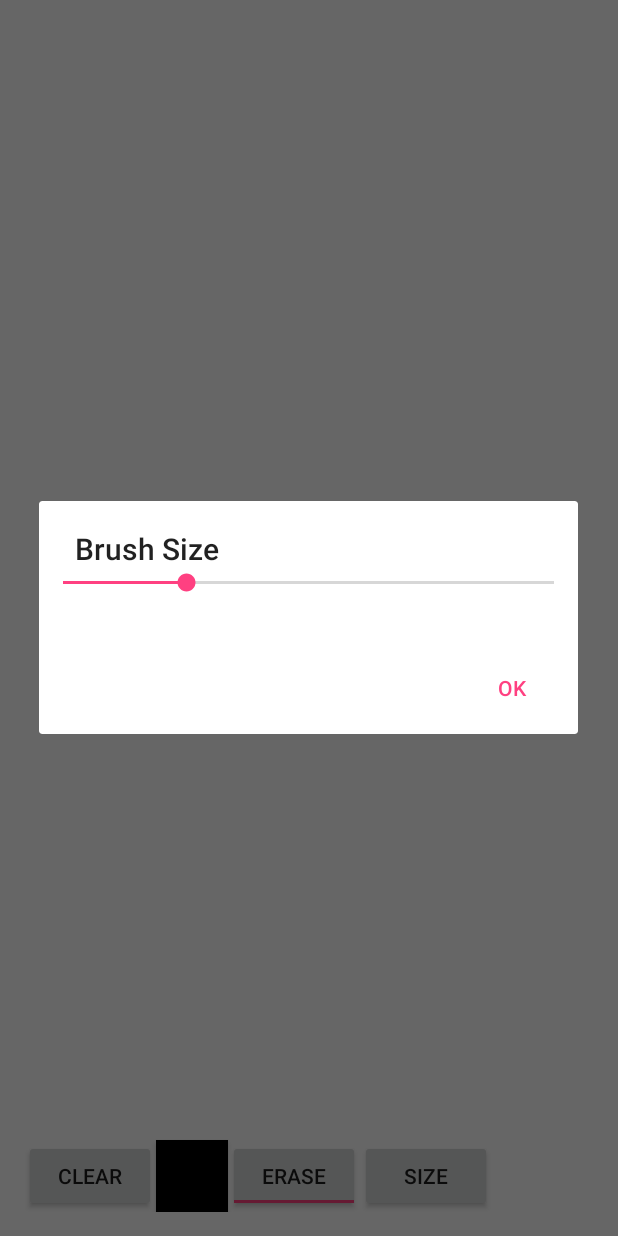
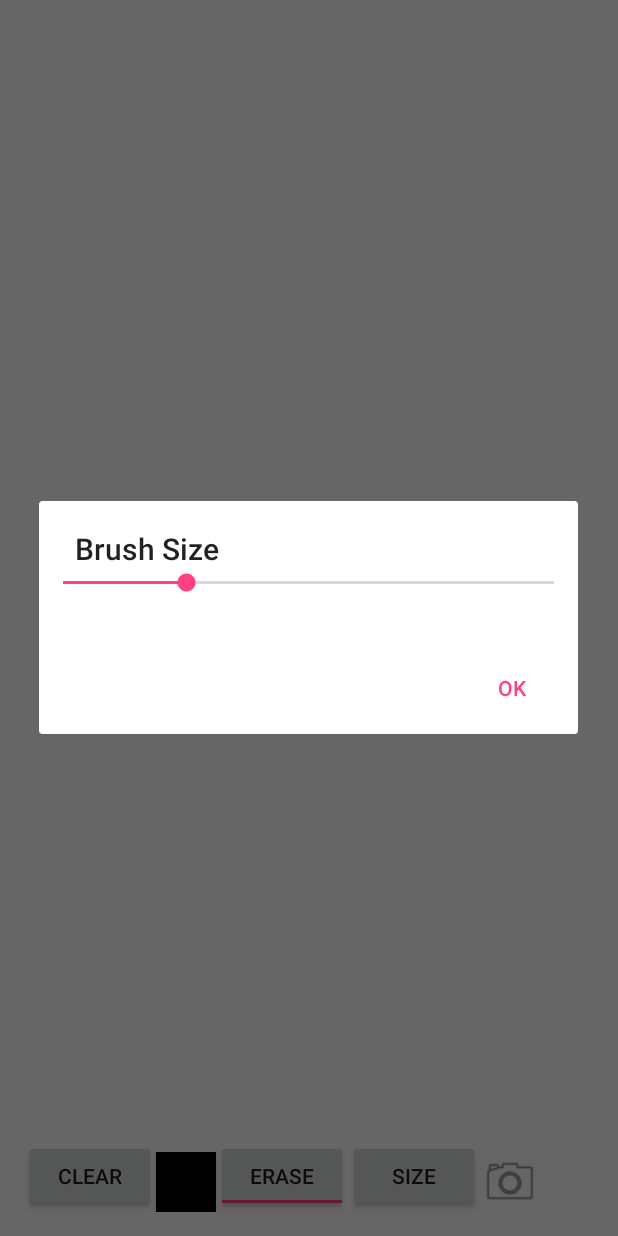
Before and after one commit to jlhuang1224/Sketchpad, an Android app: the screen it shows after launch (MainActivity), after a tap on "SIZE", on a phone screen of 412 x 824 dp. Run offline under Robolectric (Android 15) with nearby library versions, the phone set to English and light mode, and no system bars; libraries missing offline, so code that uses them is left out: com.pes.androidmaterialcolorpickerdialog; 1 statement that could not run was skipped; 2 other taps on this screen came first.

Commit message:
Added camera button to UI Camera button now opens the built in Camera for taking a photo Photos are not saved yet

```diff
--- a/app/src/main/AndroidManifest.xml
+++ b/app/src/main/AndroidManifest.xml
@@ -17,4 +17,7 @@
         </activity>
     </application>
 
+    <uses-feature android:name="android.hardware.camera"
+        android:required="true" />
+
 </manifest>
--- a/app/src/main/java/homework/cisc/mlgdev/com/sketchpad/MainActivity.java
+++ b/app/src/main/java/homework/cisc/mlgdev/com/sketchpad/MainActivity.java
@@ -1,13 +1,14 @@
 package homework.cisc.mlgdev.com.sketchpad;
 
 import android.content.DialogInterface;
+import android.content.Intent;
 import android.graphics.Color;
+import android.provider.MediaStore;
 import android.support.v7.app.AlertDialog;
 import android.support.v7.app.AppCompatActivity;
 import android.os.Bundle;
 import android.util.Log;
 import android.view.View;
-import android.view.Window;
 import android.widget.Button;
 import android.widget.SeekBar;
 import android.widget.ToggleButton;
@@ -16,9 +17,11 @@ import com.pes.androidmaterialcolorpickerdialog.ColorPicker;
 
 public class MainActivity extends AppCompatActivity implements View.OnClickListener {
 
+    static final int REQUEST_IMAGE_CAPTURE = 1;
+
     DrawingView drawingView;
 
-    Button buttonClear, buttonColor, buttonBrushSize;
+    Button buttonClear, buttonColor, buttonBrushSize, buttonCamera;
 
     ToggleButton toggleErase;
 
@@ -47,6 +50,9 @@ public class MainActivity extends AppCompatActivity implements View.OnClickListe
 
         buttonBrushSize = (Button) findViewById(R.id.buttonBrushSize);
         buttonBrushSize.setOnClickListener(this);
+
+        buttonCamera = (Button) findViewById(R.id.buttonCamera);
+        buttonCamera.setOnClickListener(this);
 
         toggleErase = (ToggleButton) findViewById(R.id.toggleErase);
         toggleErase.setOnClickListener(this);
@@ -95,6 +101,17 @@ public class MainActivity extends AppCompatActivity implements View.OnClickListe
                 break;
             case R.id.buttonBrushSize:
                 ShowSizeDialog();
+                break;
+            case R.id.buttonCamera:
+                dispatchTakePictureIntent();
+                break;
+        }
+    }
+
+    private void dispatchTakePictureIntent() {
+        Intent takePictureIntent = new Intent(MediaStore.ACTION_IMAGE_CAPTURE);
+        if (takePictureIntent.resolveActivity(getPackageManager()) != null) {
+            startActivityForResult(takePictureIntent, REQUEST_IMAGE_CAPTURE);
         }
     }
 
--- a/app/src/main/res/layout/activity_main.xml
+++ b/app/src/main/res/layout/activity_main.xml
@@ -56,9 +56,22 @@
         android:layout_width="wrap_content"
         android:layout_height="wrap_content"
         android:id="@+id/buttonColor"
-        android:minWidth="48dip"
+        android:minWidth="40dip"
         android:layout_alignParentBottom="true"
         android:layout_toRightOf="@+id/buttonClear"
-        android:layout_toEndOf="@+id/buttonClear" />
+        android:layout_toEndOf="@+id/buttonClear"
+        android:minHeight="40dip" />
+
+    <Button
+        android:layout_width="wrap_content"
+        android:layout_height="wrap_content"
+        android:layout_centerVertical="true"
+        android:layout_centerHorizontal="true"
+        android:id="@+id/buttonCamera"
+        android:minWidth="40dip"
+        android:layout_alignBottom="@+id/drawingView"
+        android:layout_toRightOf="@+id/buttonBrushSize"
+        android:minHeight="40dip"
+        android:background="@android:drawable/ic_menu_camera" />
 
 </RelativeLayout>
```
